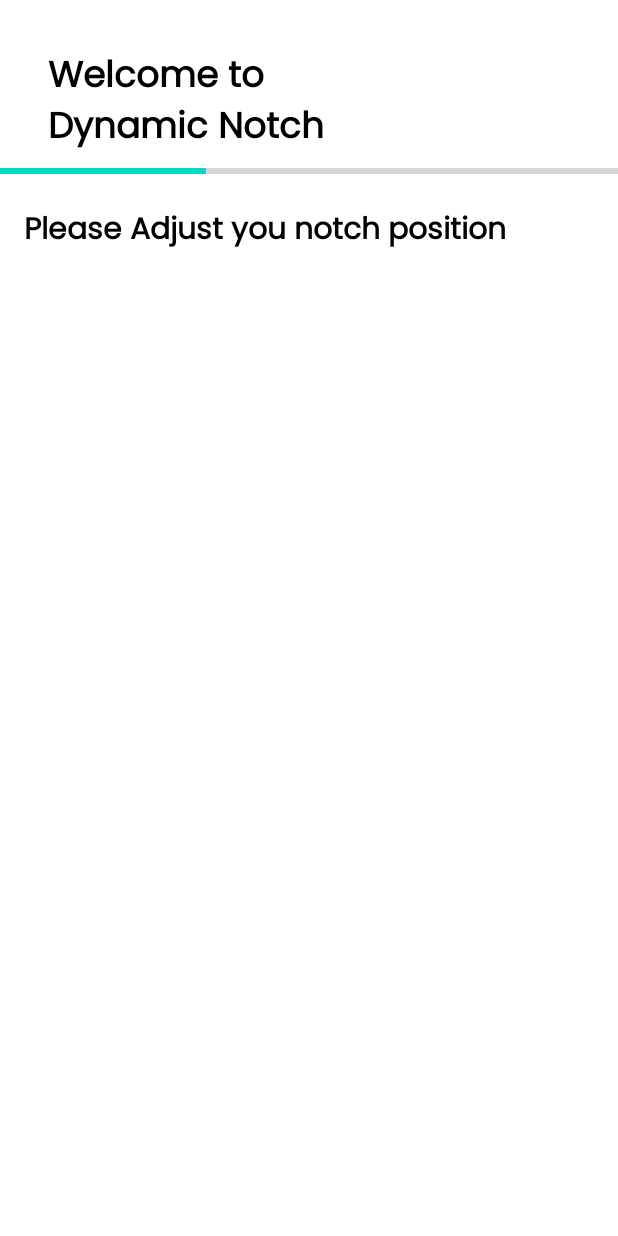
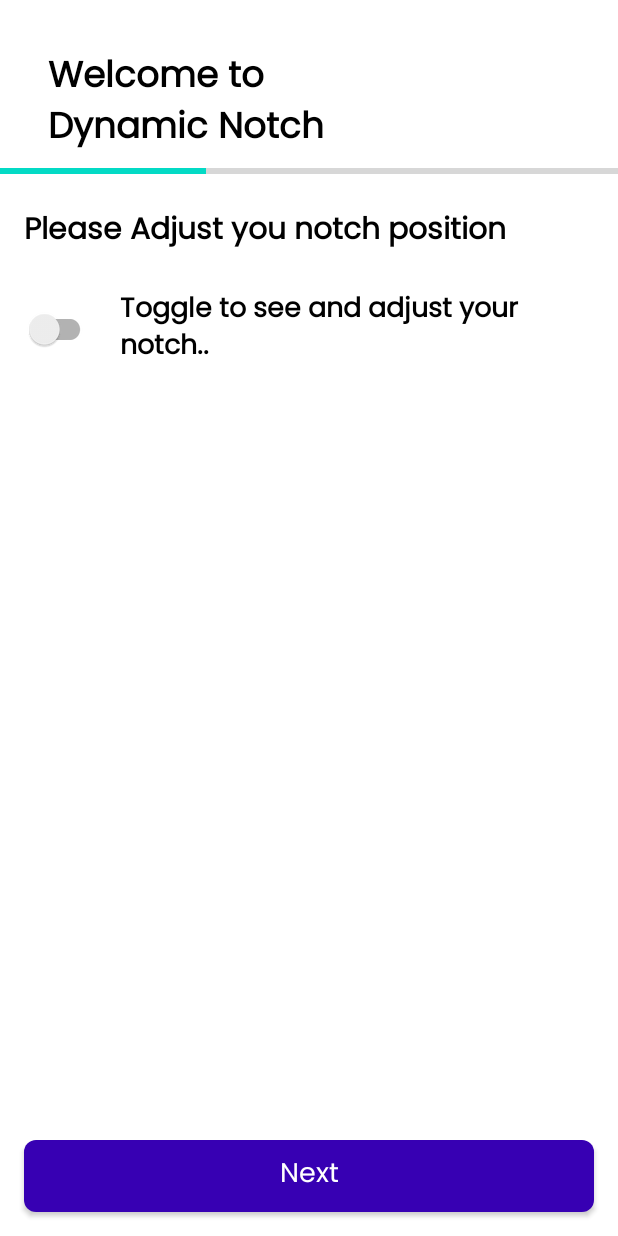
Before and after one commit to Piyusinha/DynamicIsland, an Android app: the fragment SetupNotchPositionFragment placed in its activity, on a phone screen of 412 x 824 dp. Run offline under Robolectric (Android 15) with nearby library versions, the phone set to English and light mode, and no system bars; our stand-ins replace Dagger/Hilt's generated code, data binding.

Commit message:
notch position setup

```diff
--- a/app/src/main/AndroidManifest.xml
+++ b/app/src/main/AndroidManifest.xml
@@ -2,6 +2,8 @@
 <manifest xmlns:android="http://schemas.android.com/apk/res/android"
     xmlns:tools="http://schemas.android.com/tools"
     package="com.example.dynamicisland" >
+
+    <uses-permission android:name="android.permission.SYSTEM_ALERT_WINDOW"/>
 
     <application
         android:name=".application.DynamicApplication"
--- a/app/src/main/java/com/example/dynamicisland/EnumConstants.kt
+++ b/app/src/main/java/com/example/dynamicisland/EnumConstants.kt
@@ -4,5 +4,5 @@ enum class NOTCH(val value: Int,val notch_name: String) {
     PUNCH_LEFT(0,"Punch Hole Left"),
     PUNCH_RIGHT(1,"Punch Hole Right"),
     PUNCH_CENTER(2,"Punch Hole Center"),
-    FULL_NOTCH(3,"Full Notch"),
+//    FULL_NOTCH(3,"Full Notch"),
 }
--- a/app/src/main/java/com/example/dynamicisland/FragmentRepository.kt
+++ b/app/src/main/java/com/example/dynamicisland/FragmentRepository.kt
@@ -11,6 +11,14 @@ class FragmentRepository(private val sharedPref: DynamixSharedPref,private val c
 
     fun setNotchType(type:NOTCH) {
         sharedPref.setNotchType(type)
+    }
+
+    fun getNotch(): Int? {
+        return sharedPref.getNotch()
+    }
+
+    fun setXandY(x:Int,y:Int) {
+        sharedPref.setXandY(x,y)
     }
 
     fun getNotchList(): MutableList<Any> {
--- a/app/src/main/java/com/example/dynamicisland/MainActivity.kt
+++ b/app/src/main/java/com/example/dynamicisland/MainActivity.kt
@@ -4,15 +4,13 @@ import android.content.Intent
 import android.os.Bundle
 import android.provider.Settings
 import android.widget.Button
-import android.widget.Toast
-import androidx.appcompat.app.AppCompatActivity
 import androidx.lifecycle.ViewModelProvider
 import com.example.dynamicisland.databinding.ActivityMain2Binding
+import com.example.dynamicisland.fragments.SetupNotchPositionFragment
 import com.example.dynamicisland.fragments.WelcomeNotchType
 import com.example.dynamicisland.utils.DynamixSharedPref
 import com.example.dynamicisland.utils.ScreenUtils
 import com.example.dynamicisland.utils.liveData.toFreshLiveData
-import com.example.dynamicisland.viewmodelFactory.ViewModelFactory
 import dagger.android.support.DaggerAppCompatActivity
 import dagger.android.support.DaggerFragment
 import javax.inject.Inject
@@ -39,8 +37,11 @@ class MainActivity : DaggerAppCompatActivity() {
         }
         DynamixSharedPref(this).setWidth(ScreenUtils().getScreenWidth(this))
         if (savedInstanceState == null) {
-            changeFragment(WelcomeNotchType.newInstance())
+            supportFragmentManager.apply {
+                beginTransaction().add(R.id.container, WelcomeNotchType.newInstance()).commit()
+            }
         }
+        updateProgress()
         initObserver()
         biding.progress.max = 3
     }
@@ -63,8 +64,16 @@ class MainActivity : DaggerAppCompatActivity() {
     }
 
     override fun onBackPressed() {
+        resetView()
         super.onBackPressed()
         viewModel.count--
         updateProgress()
     }
+
+    private fun resetView() {
+        val currentFrag = supportFragmentManager.findFragmentById(R.id.container)
+        if(currentFrag is SetupNotchPositionFragment) {
+            currentFrag.onBackPressed()
+        }
+    }
 }
--- a/app/src/main/java/com/example/dynamicisland/fragments/FragmentsViewModel.kt
+++ b/app/src/main/java/com/example/dynamicisland/fragments/FragmentsViewModel.kt
@@ -15,6 +15,14 @@ class FragmentsViewModel @Inject constructor(private val repository: FragmentRep
 
     fun setupNotch(notch: NOTCH) {
         repository.setNotchType(notch)
+    }
+
+    fun getSavedNotch(): Int? {
+       return repository.getNotch()
+    }
+
+    fun setXandY(x:Int,y:Int) {
+        repository.setXandY(x,y)
     }
 
     fun getNotchList() {
--- a/app/src/main/java/com/example/dynamicisland/fragments/SetupNotchPositionFragment.kt
+++ b/app/src/main/java/com/example/dynamicisland/fragments/SetupNotchPositionFragment.kt
@@ -1,22 +1,121 @@
 package com.example.dynamicisland.fragments
 
+import android.accessibilityservice.AccessibilityService
+import android.app.Application
+import android.content.Context
 import android.os.Bundle
-import androidx.fragment.app.Fragment
+import android.util.Log
+import android.view.Gravity
 import android.view.LayoutInflater
 import android.view.View
 import android.view.ViewGroup
+import android.view.WindowManager
+import android.widget.CompoundButton
+import androidx.core.view.isVisible
+import androidx.databinding.DataBindingUtil
+import androidx.lifecycle.ViewModelProvider
 import com.example.dynamicisland.R
+import com.example.dynamicisland.application.DynamicApplication
+import com.example.dynamicisland.databinding.DefaultNotchViewBinding
+import com.example.dynamicisland.databinding.FragmentSetupNotchPositionBinding
+import com.example.dynamicisland.ui.view.DynamicLayoutParams
+import com.example.dynamicisland.utils.DEFAULT_X
+import com.example.dynamicisland.view.WindowsViewInflater
 import dagger.android.support.DaggerFragment
+import javax.inject.Inject
 
 
 class SetupNotchPositionFragment : DaggerFragment() {
 
+    @Inject
+    lateinit var viewModelFactory: ViewModelProvider.Factory
+
+    lateinit var binding: FragmentSetupNotchPositionBinding
+
+    private var windowsView : WindowsViewInflater? = null
+
+    private val viewModel by lazy {
+        ViewModelProvider(this,viewModelFactory)[FragmentsViewModel::class.java]
+    }
+
+    private var x = 0
+    private var y = 0
+    private var defaultLayoutParams : WindowManager.LayoutParams? = null
+
     override fun onCreateView(
         inflater: LayoutInflater, container: ViewGroup?,
         savedInstanceState: Bundle?
-    ): View? {
-        // Inflate the layout for this fragment
-        return inflater.inflate(R.layout.fragment_setup_notch_position_view_model, container, false)
+    ): View {
+        binding = FragmentSetupNotchPositionBinding.inflate(inflater)
+        return binding.root
+    }
+
+    override fun onViewCreated(view: View, savedInstanceState: Bundle?) {
+        super.onViewCreated(view, savedInstanceState)
+        defaultLayoutParams = DynamicLayoutParams.getActivityLayoutParams(x,y, WindowManager.LayoutParams.WRAP_CONTENT,WindowManager.LayoutParams.WRAP_CONTENT,getGravity())
+        initViewListener()
+        initArrowClickListener()
+        initClickListener()
+    }
+
+    private fun initClickListener() {
+        binding.confirmPosition.setOnClickListener {
+            viewModel.setXandY(x,y)
+        }
+    }
+
+    private fun initArrowClickListener() {
+        binding.down.setOnClickListener {
+            y++
+            defaultLayoutParams?.y = y
+            windowsView?.updateView(defaultLayoutParams)
+        }
+        binding.up.setOnClickListener {
+            y--
+            defaultLayoutParams?.y = y
+            windowsView?.updateView(defaultLayoutParams)
+        }
+        binding.left.setOnClickListener {
+            x--
+            defaultLayoutParams?.x = x
+            windowsView?.updateView(defaultLayoutParams)
+        }
+        binding.right.setOnClickListener {
+            x++
+            defaultLayoutParams?.x = x
+            windowsView?.updateView(defaultLayoutParams)
+        }
+    }
+
+    private fun initViewListener() {
+        binding.switchView.setOnCheckedChangeListener(object :CompoundButton.OnCheckedChangeListener{
+            override fun onCheckedChanged(p0: CompoundButton?, p1: Boolean) {
+                if(p1) {
+                    setupNotchView()
+                    binding.arrowView.isVisible = true
+                }else {
+                    windowsView?.removeView()
+                    binding.arrowView.isVisible = false
+                }
+            }
+
+        })
+    }
+
+    private fun setupNotchView() {
+        val li = activity?.getSystemService(Context.LAYOUT_INFLATER_SERVICE) as LayoutInflater
+        val rootBinding = DataBindingUtil.inflate<DefaultNotchViewBinding>(li,R.layout.default_notch_view,null,false)
+        windowsView =  WindowsViewInflater(activity,rootBinding.root)
+        windowsView?.addView(defaultLayoutParams)
+    }
+
+    private fun getGravity(): Int {
+        when(viewModel.getSavedNotch()) {
+            0 -> return Gravity.TOP or Gravity.LEFT
+            1 -> return Gravity.TOP or Gravity.RIGHT
+            2,3 -> return Gravity.TOP or Gravity.CENTER
+        }
+        return -1
     }
 
     companion object {
@@ -24,4 +123,9 @@ class SetupNotchPositionFragment : DaggerFragment() {
         @JvmStatic
         fun newInstance() = SetupNotchPositionFragment()
     }
+
+    fun onBackPressed() {
+        windowsView?.removeView()
+        binding.arrowView.isVisible = true
+    }
 }
--- a/app/src/main/java/com/example/dynamicisland/ui/view/DynamicLayoutParams.kt
+++ b/app/src/main/java/com/example/dynamicisland/ui/view/DynamicLayoutParams.kt
@@ -23,4 +23,16 @@ object DynamicLayoutParams {
         }
 
     }
+    fun getActivityLayoutParams(x:Int, y:Int, width:Int, height: Int,gravityVal: Int = Gravity.TOP or Gravity.LEFT): WindowManager.LayoutParams {
+        return WindowManager.LayoutParams().apply {
+            this.x = x
+            this.y = y
+            this.width = width
+            this.height = height
+            gravity = gravityVal
+            format = PixelFormat.OPAQUE
+            flags = LAYOUT_FLAG
+        }
+
+    }
 }
--- /dev/null
+++ b/app/src/main/res/drawable/ic_baseline_arrow_back_24.xml
@@ -0,0 +1,5 @@
+<vector android:autoMirrored="true" android:height="100dp"
+    android:tint="#000000" android:viewportHeight="24"
+    android:viewportWidth="24" android:width="100dp" xmlns:android="http://schemas.android.com/apk/res/android">
+    <path android:fillColor="@android:color/white" android:pathData="M20,11H7.83l5.59,-5.59L12,4l-8,8 8,8 1.41,-1.41L7.83,13H20v-2z"/>
+</vector>
--- /dev/null
+++ b/app/src/main/res/drawable/ic_baseline_arrow_upward_24.xml
@@ -0,0 +1,5 @@
+<vector android:autoMirrored="true" android:height="100dp"
+    android:tint="#000000" android:viewportHeight="24"
+    android:viewportWidth="24" android:width="100dp" xmlns:android="http://schemas.android.com/apk/res/android">
+    <path android:fillColor="@android:color/white" android:pathData="M4,12l1.41,1.41L11,7.83V20h2V7.83l5.58,5.59L20,12l-8,-8 -8,8z"/>
+</vector>
--- /dev/null
+++ b/app/src/main/res/layout/fragment_setup_notch_position.xml
@@ -0,0 +1,108 @@
+<?xml version="1.0" encoding="utf-8"?>
+<layout xmlns:app="http://schemas.android.com/apk/res-auto"
+    xmlns:tools="http://schemas.android.com/tools"
+    xmlns:android="http://schemas.android.com/apk/res/android">
+    <androidx.constraintlayout.widget.ConstraintLayout
+        android:layout_width="match_parent"
+        android:layout_height="match_parent"
+        tools:context=".fragments.WelcomeNotchType"
+        android:background="@color/white">
+
+
+        <TextView
+            android:id="@+id/textView2"
+            android:layout_width="0dp"
+            android:layout_height="wrap_content"
+            android:layout_margin="16dp"
+            android:text="Please Adjust you notch position"
+            android:textColor="@color/black"
+            android:textSize="20sp"
+            android:textStyle="bold"
+            app:layout_constraintEnd_toEndOf="parent"
+            app:layout_constraintStart_toStartOf="parent"
+            app:layout_constraintTop_toTopOf="parent" />
+
+        <androidx.appcompat.widget.SwitchCompat
+            android:id="@+id/switch_view"
+            android:layout_marginHorizontal="16dp"
+            android:layout_marginVertical="24dp"
+            android:layout_width="wrap_content"
+            android:layout_height="wrap_content"
+            app:layout_constraintStart_toStartOf="parent"
+            app:layout_constraintTop_toBottomOf="@+id/textView2" />
+
+        <TextView
+            android:id="@+id/textView3"
+            android:layout_width="0dp"
+            android:layout_height="wrap_content"
+            android:layout_marginStart="16dp"
+            android:text="Toggle to see and adjust your notch.."
+            android:textColor="@color/black"
+            android:textSize="18sp"
+            android:textStyle="bold"
+            app:layout_constraintBottom_toBottomOf="@+id/switch_view"
+            app:layout_constraintEnd_toEndOf="@+id/textView2"
+            app:layout_constraintStart_toEndOf="@+id/switch_view"
+            app:layout_constraintTop_toTopOf="@+id/switch_view" />
+
+        <ImageView
+            android:id="@+id/down"
+            android:rotation="180"
+            android:layout_width="50dp"
+            android:layout_height="50dp"
+            android:layout_marginBottom="32dp"
+            android:src="@drawable/ic_baseline_arrow_upward_24"
+            app:layout_constraintBottom_toTopOf="@id/confirm_position"
+            app:layout_constraintEnd_toEndOf="parent"
+            app:layout_constraintStart_toStartOf="parent" />
+
+        <ImageView
+            android:id="@+id/up"
+            android:layout_width="50dp"
+            android:layout_height="50dp"
+            android:layout_marginBottom="32dp"
+            android:src="@drawable/ic_baseline_arrow_upward_24"
+            app:layout_constraintBottom_toBottomOf="parent"
+            app:layout_constraintBottom_toTopOf="@id/down"
+            app:layout_constraintEnd_toEndOf="parent"
+            app:layout_constraintStart_toStartOf="parent" />
+
+        <ImageView
+            android:id="@+id/left"
+            android:layout_width="50dp"
+            android:layout_height="50dp"
+            android:src="@drawable/ic_baseline_arrow_back_24"
+            app:layout_constraintBottom_toBottomOf="@id/down"
+            app:layout_constraintEnd_toStartOf="@id/up"
+            app:layout_constraintTop_toTopOf="@id/up" />
+
+        <ImageView
+            android:id="@+id/right"
+            android:layout_width="50dp"
+            android:layout_height="50dp"
+            android:rotation="180"
+            android:src="@drawable/ic_baseline_arrow_back_24"
+            app:layout_constraintBottom_toBottomOf="@id/down"
+            app:layout_constraintStart_toEndOf="@+id/up"
+            app:layout_constraintTop_toTopOf="@id/up" />
+        <androidx.constraintlayout.widget.Group
+            android:visibility="gone"
+            android:id="@+id/arrow_view"
+            android:layout_width="wrap_content"
+            android:layout_height="wrap_content"
+            app:constraint_referenced_ids="left,right,down,up"/>
+        <androidx.appcompat.widget.AppCompatButton
+            android:id="@+id/confirm_position"
+            android:text="Next"
+            android:textAllCaps="false"
+            android:textSize="18sp"
+            android:textColor="@color/white"
+            android:layout_margin="16dp"
+            android:background="@drawable/next_cta"
+            android:layout_width="0dp"
+            android:layout_height="wrap_content"
+            app:layout_constraintBottom_toBottomOf="parent"
+            app:layout_constraintEnd_toEndOf="parent"
+            app:layout_constraintStart_toStartOf="parent" />
+    </androidx.constraintlayout.widget.ConstraintLayout>
+</layout>
--- a/app/src/main/res/layout/fragment_setup_notch_position_view_model.xml
+++ /dev/null
@@ -1,26 +0,0 @@
-<?xml version="1.0" encoding="utf-8"?>
-<layout xmlns:app="http://schemas.android.com/apk/res-auto"
-    xmlns:tools="http://schemas.android.com/tools"
-    xmlns:android="http://schemas.android.com/apk/res/android">
-    <androidx.constraintlayout.widget.ConstraintLayout
-        android:layout_width="match_parent"
-        android:layout_height="match_parent"
-        tools:context=".fragments.WelcomeNotchType"
-        android:background="@color/white">
-
-
-        <TextView
-            android:id="@+id/textView2"
-            android:layout_width="0dp"
-            android:layout_height="wrap_content"
-            android:layout_margin="16dp"
-            android:text="Please Adjust you notch position"
-            android:textColor="@color/black"
-            android:textSize="20sp"
-            android:textStyle="bold"
-            app:layout_constraintEnd_toEndOf="parent"
-            app:layout_constraintStart_toStartOf="parent"
-            app:layout_constraintTop_toTopOf="parent" />
-
-    </androidx.constraintlayout.widget.ConstraintLayout>
-</layout>
```
Also changed, not shown: app/src/main/java/com/example/dynamicisland/utils/DynamixSharedPref.kt (+19 -0 lines), app/src/main/java/com/example/dynamicisland/view/WindowsViewInflater.kt (added, +37 -0 lines), app/src/main/res/layout/default_notch_view.xml (added, +14 -0 lines).
